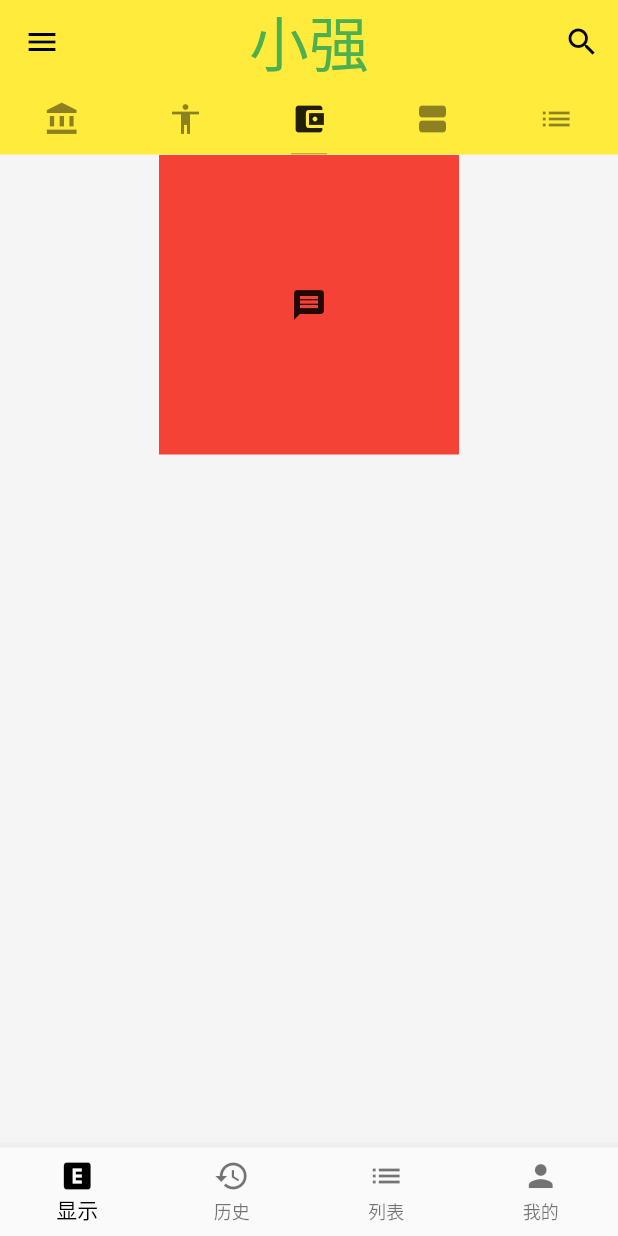
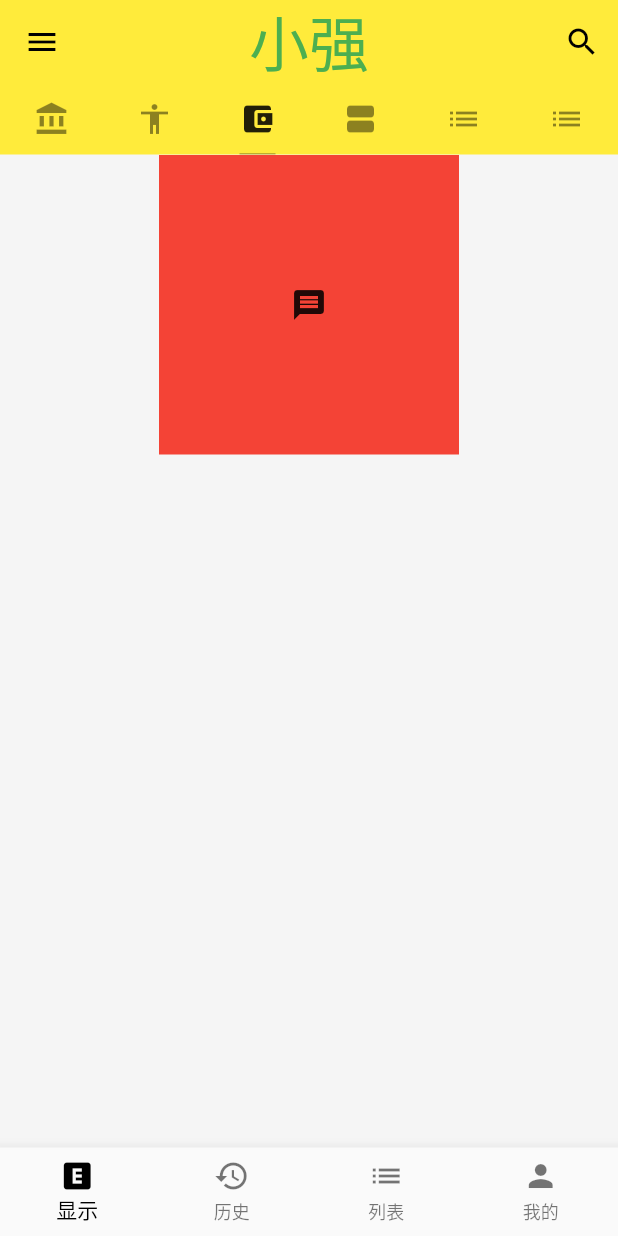
Before and after one commit to huagnzhiqiang/flutter_demo, a Flutter app: the screen it shows after launch, tab 3 chosen, on a phone screen of 412 x 824 dp. Run offline on Flutter 3.47's test engine with Material 2 defaults, Android fonts, the phone set to English and light mode, and no system bars; network calls fail.

```diff
--- a/lib/main.dart
+++ b/lib/main.dart
@@ -5,6 +5,7 @@ import 'demo/BottomNavigationBarDemo.dart';
 import 'demo/DraberMode.dart';
 import 'demo/LayoutDemo.dart';
 import 'demo/ListViewDemo.dart';
+import 'demo/NavigatorDemo.dart';
 import 'demo/SliverDemo.dart';
 import 'demo/ViewDemo.dart';
 
@@ -35,7 +36,7 @@ class Home extends StatelessWidget {
   @override
   Widget build(BuildContext context) {
     return DefaultTabController(
-      length: 5,
+      length: 6,
       child: Scaffold(
         backgroundColor: Colors.grey[100],
         appBar: AppBar(
@@ -54,6 +55,8 @@ class Home extends StatelessWidget {
                   icon: Icon(Icons.view_agenda),
                 ),
                 Tab(
+                  icon: Icon(Icons.list),
+                ),Tab(
                   icon: Icon(Icons.list),
                 ),
               ],
@@ -89,6 +92,7 @@ class Home extends StatelessWidget {
         body: TabBarView(
           children: <Widget>[
             ListViewDemo(),
+
             BasicDemo(),
 //            Icon(Icons.accessibility,size: 120,color: Colors.blue,),
             LayoutDemo(),
@@ -96,6 +100,8 @@ class Home extends StatelessWidget {
             ViewDemo(),
 
             SliverDemo(),
+
+            NavigatorDemo(),
           ],
         ),
 
```
Also changed, not shown: lib/demo/NavigatorDemo.dart (added, +59 -0 lines).
